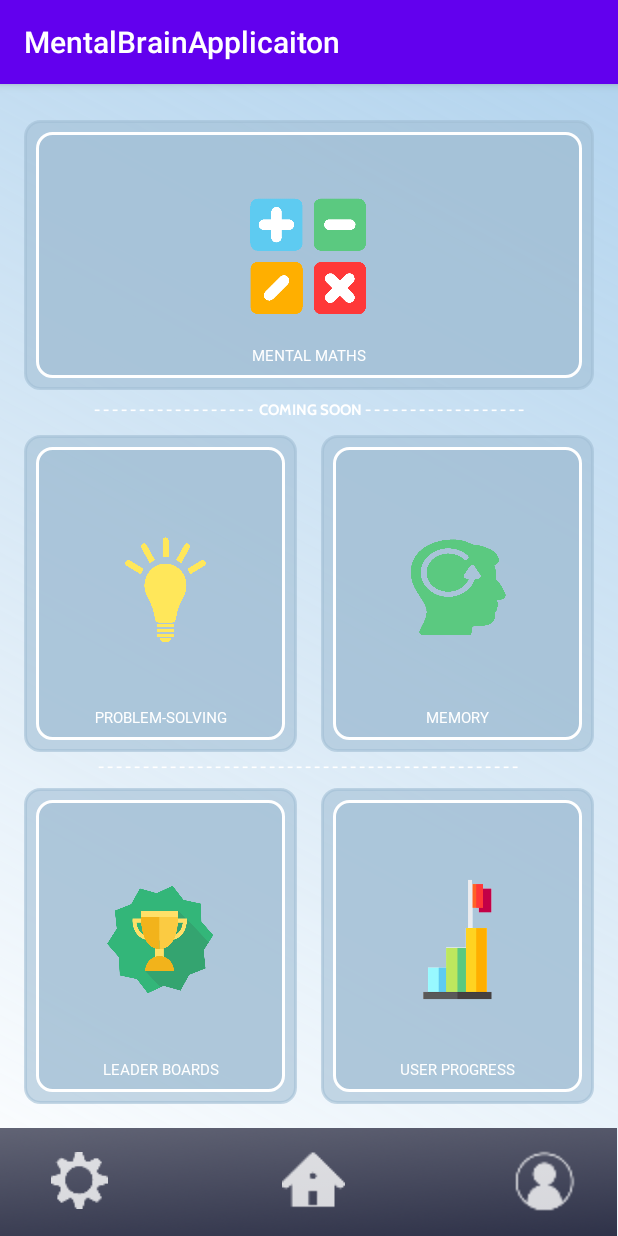
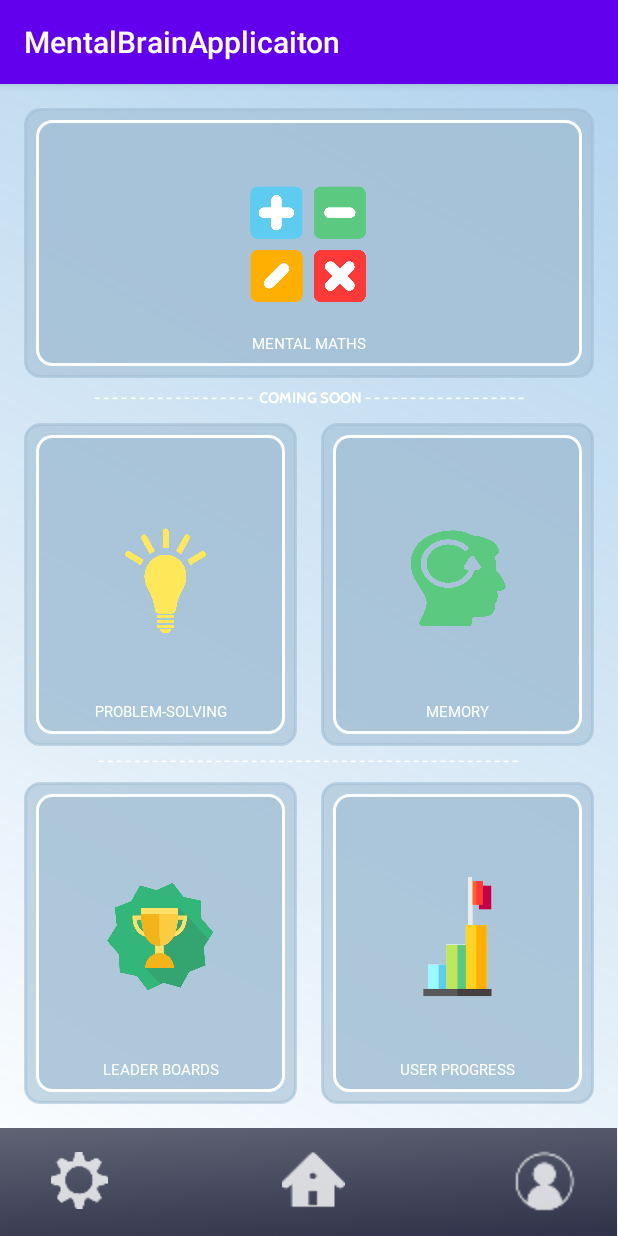
Before and after one commit to 57spvqas/Mobile-App-Group4, an Android app: the screen it shows after launch (MainActivity), on a phone screen of 412 x 824 dp. Run offline under Robolectric (Android 15) with nearby library versions, the phone set to English and light mode, and no system bars; Roboto replaces fonts that are not available here.

Commit message:
Fixing errors
- Adjusted margin size
- Added on click to Mental Maths button

```diff
--- a/MentalBrainApplication1.9/app/src/main/res/layout/activity_main.xml
+++ b/MentalBrainApplication1.9/app/src/main/res/layout/activity_main.xml
@@ -39,7 +39,7 @@
         android:layout_height="180dp"
         android:layout_marginStart="16dp"
         android:layout_marginLeft="16dp"
-        android:layout_marginTop="24dp"
+        android:layout_marginTop="16dp"
         android:layout_marginEnd="16dp"
         android:layout_marginRight="16dp"
         android:background="@drawable/textview_border3"
@@ -231,6 +231,7 @@
         android:layout_width="0dp"
         android:layout_height="0dp"
         android:background="#00000000"
+        android:onClick="openMentalMaths"
         android:scaleType="centerInside"
         app:layout_constraintBottom_toBottomOf="@+id/imageView5"
         app:layout_constraintEnd_toEndOf="@+id/imageView5"
```
